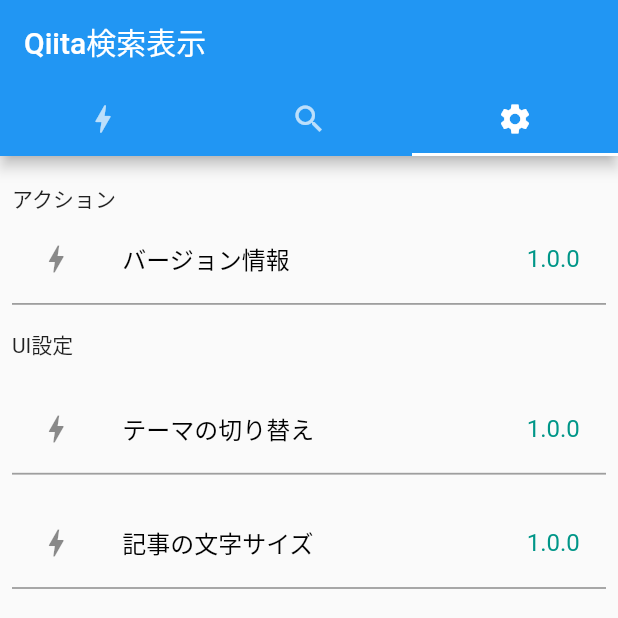
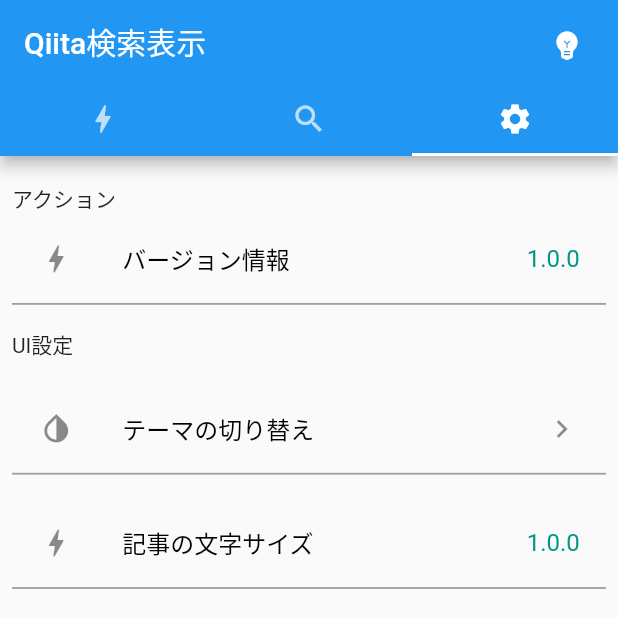
Before and after one commit to railgun-0402/Qiita_Riverpod, a Flutter app: the screen it shows after launch, tab 3 chosen, on a phone screen of 412 x 824 dp, the top half of it. Run offline on Flutter 3.47's test engine with Material 2 defaults, Android fonts, the phone set to English and light mode, and no system bars; our stand-ins replace dio, flutter_riverpod, freezed_annotation, webview_flutter; network calls fail.

Commit message:
AppBarにダークモード及び、OS設定に合わせたテーマを設定できるよう修正

```diff
--- /dev/null
+++ b/lib/view/settings/setting_theme/setting_theme_strings.dart
@@ -0,0 +1,5 @@
+/*
+ * setting_theme_stringsで使用する文言をここで管理する
+ */
+/// 設定のヘッダー
+const String settingThemeTitle = 'テーマの切り替え';
--- a/lib/view/settings/setting_top_page.dart
+++ b/lib/view/settings/setting_top_page.dart
@@ -1,5 +1,6 @@
 import 'package:flutter/material.dart';
 import 'package:flutter_riverpod/flutter_riverpod.dart';
+import 'package:qiita_application/view/settings/setting_theme/setting_theme_page.dart';
 import 'package:qiita_application/view/settings/setting_top_strings.dart';
 import 'package:qiita_application/view_model/setting/setting_top_notifier.dart';
 
@@ -33,7 +34,7 @@ class SettingTopPage extends StatelessWidget {
               SettingHeadLine(title: headerUISetting),
               SizedBox(height: height),
               // テーマの切り替え
-              SettingVersion(title: titleTheme),
+              SettingTheme(title: titleTheme),
               SizedBox(height: height),
               // 記事サイズの変更
               SettingVersion(title: titleStrSize),
@@ -152,3 +153,46 @@ class OpenMyPage extends ConsumerWidget {
     );
   }
 }
+
+/// アプリのバージョンを示す
+class SettingTheme extends StatelessWidget {
+  const SettingTheme({Key? key, required this.title}) : super(key: key);
+  final String title;
+
+  @override
+  Widget build(BuildContext context) {
+    return GestureDetector(
+      child: Container(
+        padding: const EdgeInsets.all(1.5),
+        decoration: const BoxDecoration(
+          border: Border(
+            bottom: BorderSide(
+              color: Colors.grey,
+              width: 1.2,
+            ),
+          ),
+        ),
+        child: ListTile(
+          leading: const Icon(Icons.invert_colors),
+          trailing: const Icon(Icons.chevron_right),
+          title: Text(
+            title,
+            style: const TextStyle(
+              color: Colors.black,
+              fontSize: 16,
+              fontWeight: FontWeight.w100,
+            ),
+          ),
+          onTap: () {
+            // テーマの切り替え押下時
+            Navigator.of(context).push(
+              MaterialPageRoute(
+                builder: (context) => const SettingThemePage(),
+              ),
+            );
+          },
+        ),
+      ),
+    );
+  }
+}
--- a/lib/view/show_search_result/show_search_result_page.dart
+++ b/lib/view/show_search_result/show_search_result_page.dart
@@ -6,8 +6,38 @@ import 'package:qiita_application/view/settings/setting_top_page.dart';
 import 'package:qiita_application/view/show_search_result/show_search_result_strings.dart';
 import 'package:qiita_application/view_model/get_article_list/article_list_view_model.dart';
 
-class ShowSearchResultState extends StatelessWidget {
+// アプリ全体の外観モードの状態を管理するプロバイダー
+final themeModeProvider = StateProvider<ThemeMode>((ref) => ThemeMode.system);
+
+class ShowSearchResultState extends ConsumerWidget {
   const ShowSearchResultState({super.key});
+
+  @override
+  Widget build(BuildContext context, WidgetRef ref) {
+    final themeMode = ref.watch(themeModeProvider);
+    return MaterialApp(
+      title: 'Brightness Demo',
+      themeMode: themeMode,
+      theme: ThemeData(
+        brightness: Brightness.light,
+        primarySwatch: Colors.blue,
+        visualDensity: VisualDensity.adaptivePlatformDensity,
+      ),
+      darkTheme: ThemeData(
+        brightness: Brightness.dark,
+        primarySwatch: Colors.blue,
+        visualDensity: VisualDensity.adaptivePlatformDensity,
+      ),
+      home: const ShowSearchResultPage(),
+    );
+  }
+}
+
+///
+/// 記事取得結果のページ
+///
+class ShowSearchResultPage extends ConsumerWidget {
+  const ShowSearchResultPage({Key? key}) : super(key: key);
 
   /// タブの高さ
   static const double tabBarHeight = 10;
@@ -19,13 +49,41 @@ class ShowSearchResultState extends StatelessWidget {
   ];
 
   @override
-  Widget build(BuildContext context) {
-    return MaterialApp(
-      home: DefaultTabController(
+  Widget build(BuildContext context, WidgetRef ref) {
+    final themeMode = ref.watch(themeModeProvider.notifier);
+    return DefaultTabController(
       length: tabs.length,
       child: Scaffold(
         appBar: AppBar(
           title: const Text(screenTitle),
+
+          /// テーマの設定ボタン
+          actions: [
+            Padding(
+              padding: const EdgeInsets.all(10.0),
+              child: PopupMenuButton<ThemeMode>(
+                icon: const Icon(Icons.emoji_objects),
+                onSelected: (ThemeMode selectedThemeMode) =>
+                    themeMode.state = selectedThemeMode,
+                itemBuilder: (context) => <PopupMenuEntry<ThemeMode>>[
+                  const PopupMenuItem(
+                    value: ThemeMode.system,
+                    child: Text(selectSystemMode),
+                  ),
+                  const PopupMenuItem(
+                    value: ThemeMode.light,
+                    child: Text(lightMode),
+                  ),
+                  const PopupMenuItem(
+                    value: ThemeMode.dark,
+                    child: Text(darkMode),
+                  ),
+                ],
+              ),
+            ),
+          ],
+
+          /// タブバー
           bottom: const TabBar(tabs: <Widget>[
             Tab(
               icon: Icon(Icons.bolt),
@@ -34,6 +92,8 @@ class ShowSearchResultState extends StatelessWidget {
             Tab(icon: Icon(Icons.settings)),
           ]),
         ),
+
+        /// body部分
         body: const Padding(
           padding: EdgeInsets.only(top: tabBarHeight),
           child: TabBarView(
@@ -42,7 +102,6 @@ class ShowSearchResultState extends StatelessWidget {
               SearchArticlePage(),
               SettingTopPage(),
             ],
-            ),
           ),
         ),
       ),
--- a/lib/view/show_search_result/show_search_result_strings.dart
+++ b/lib/view/show_search_result/show_search_result_strings.dart
@@ -15,3 +15,12 @@ const String searchArticleTabTitle = '記事検索';
 
 /// 設定タブタイトル
 const String settingTabTitle = '設定';
+
+/// システム設定に従う文言
+const String selectSystemMode = 'システムの設定に従う';
+
+/// ライトモード文言
+const String lightMode = 'ライトモード';
+
+/// ダークモード文言
+const String darkMode = 'ダークモード';
```
Also changed, not shown: lib/view/settings/setting_theme/setting_theme_page.dart (added, +47 -0 lines). Lines whose indentation alone changed are shown as unchanged.
